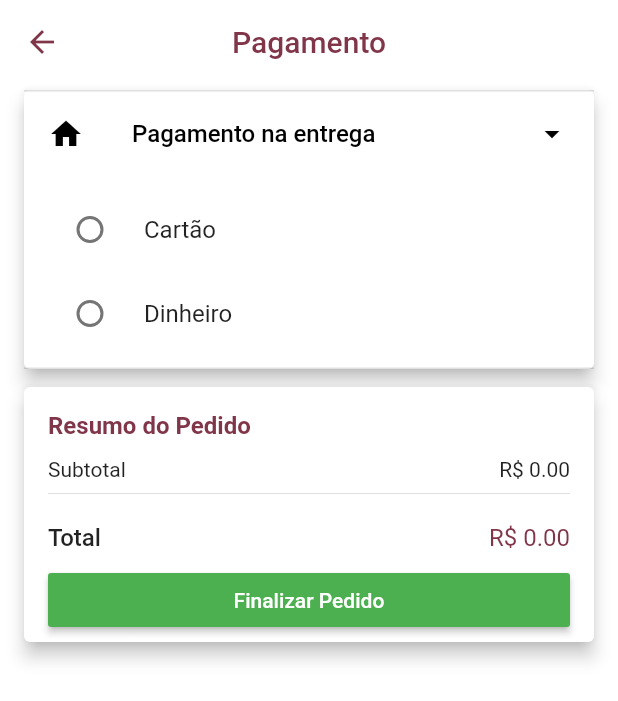
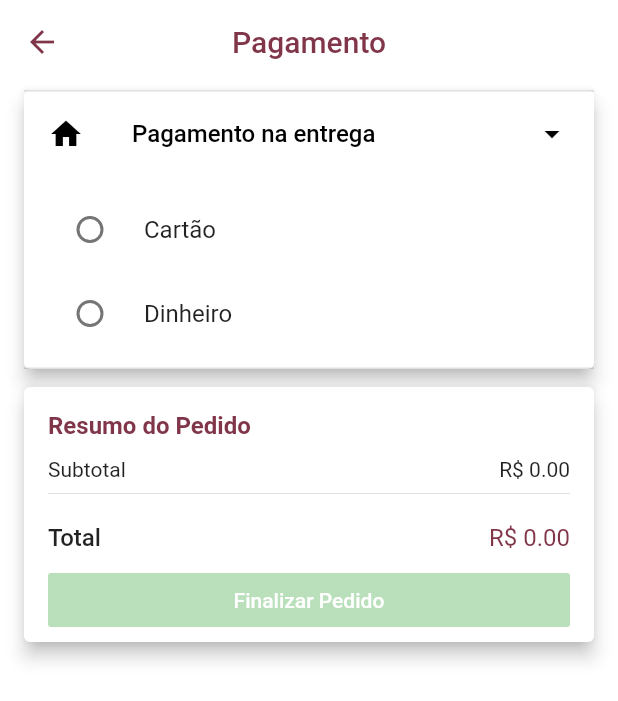
Before and after one commit to AdalbertoMaranhao/etafome, a Flutter app: the CheckoutScreen screen opened by its route, on a phone screen of 412 x 824 dp. Shown: the top 701 px of the screen. Run offline on Flutter 3.47's test engine with Material 2 defaults, Android fonts, the light colour scheme and no system bars; our stand-ins replace brasil_fields, carousel_pro, cloud_firestore, cloud_functions, dio, firebase_auth and 15 more; missing offline and left inert: alphabet_list_scroll_view, cpf_cnpj_validator, credit_card_type_detector, map_launcher; accounts and stored records are empty; network calls fail.

Commit message:
validação do pagamento pra finalizar o pedido, validação das observações no pedido, add campo de troco

```diff
--- a/lib/common/order_tile/order_tile.dart
+++ b/lib/common/order_tile/order_tile.dart
@@ -125,6 +125,8 @@ class OrderTile extends StatelessWidget {
                         style: const TextStyle(color: Colors.black),
                       ) ,
                       Text(order.deliveryType, style: const TextStyle(color: Colors.black)),
+                      if(order.troco != null)
+                        Text("Troco: ${order.troco}"),
                     ],
                   ),
                   if(order.status == Status.transporting)
--- a/lib/models/cart_manager.dart
+++ b/lib/models/cart_manager.dart
@@ -19,6 +19,7 @@ class CartManager extends ChangeNotifier{
 
   bool deliveryType = false;
   String paymentMethod;
+  String troco;
 
   User user;
   Address address;
--- a/lib/models/order.dart
+++ b/lib/models/order.dart
@@ -3,9 +3,7 @@ import 'package:flutter/cupertino.dart';
 import 'package:lojavirtual/models/address.dart';
 import 'package:lojavirtual/models/cart_manager.dart';
 import 'package:lojavirtual/models/cart_product.dart';
-import 'package:lojavirtual/models/store.dart';
-import 'package:lojavirtual/models/stores_manager.dart';
-import 'package:lojavirtual/services/cielo_payment.dart';
+
 
 enum Status {canceled, waiting, preparing, transporting, delivered}
 
@@ -17,6 +15,7 @@ class Order {
     userId = cartManager.user.id;
     userName = cartManager.user.name;
     address = cartManager.address;
+    troco = cartManager.troco;
     status = Status.waiting;
     if(!cartManager.deliveryType) {
       deliveryType = "Receber em Casa";
@@ -39,6 +38,7 @@ class Order {
     }).toList();
     price = doc.data['price'] as num;
     userId = doc.data['user'] as String;
+    troco = doc.data['troco'] as String;
     userName = doc.data['userName'] as String;
     address = Address.fromMap(doc.data['address'] as Map<String, dynamic>);
     date = doc.data['date'] as Timestamp;
@@ -57,6 +57,7 @@ class Order {
   String payId;
   String deliveryType;
   String paymentMethod;
+  String troco;
 
 
   List<CartProduct> items;
@@ -97,6 +98,7 @@ class Order {
         'status': status.index,
         'date': Timestamp.now(),
         'payId': payId,
+        'troco': troco,
         'deliveryType': deliveryType,
         'paymentMethod': paymentMethod,
       }
--- a/lib/screens/checkout/checkout_screen.dart
+++ b/lib/screens/checkout/checkout_screen.dart
@@ -3,12 +3,8 @@ import 'package:lojavirtual/common/price_card.dart';
 import 'package:lojavirtual/models/cart_manager.dart';
 import 'package:lojavirtual/models/checkout_manager.dart';
 import 'package:lojavirtual/models/credit_card.dart';
-import 'package:lojavirtual/screens/checkout/components/cpf_field.dart';
-import 'package:lojavirtual/screens/checkout/components/credit_card_widget.dart';
-import 'package:lojavirtual/screens/checkout/components/cupom_card.dart';
 import 'package:lojavirtual/screens/checkout/components/delivery_payment_card.dart';
 import 'package:provider/provider.dart';
-import 'package:shared_preferences/shared_preferences.dart';
 
 class CheckoutScreen extends StatelessWidget {
 
@@ -73,9 +69,26 @@ class CheckoutScreen extends StatelessWidget {
                     // if(cartManager.paymentMethod == null)
                     //   CpfField(),
                     DeliveryPaymentCard(),
+                    if(cartManager.paymentMethod == "money")
+                      Card(
+                        elevation: 5,
+                        margin: const EdgeInsets.symmetric(horizontal: 16, vertical: 4),
+                        child: Padding(
+                          padding: const EdgeInsets.all(8),
+                          child: TextFormField(
+                            decoration: const InputDecoration(
+                              border: OutlineInputBorder(),
+                              hintText: "Precisa de Troco?",
+                            ),
+                            onChanged: (troco){
+                              cartManager.troco = troco;
+                            },
+                          ),
+                        ),
+                      ),
                     PriceCard(
                       buttonText: 'Finalizar Pedido',
-                      onPressed: () {
+                      onPressed: cartManager.paymentMethod == null ? null : () {
                         if (formKey.currentState.validate()) {
                           formKey.currentState.save();
 
```
Also changed, not shown: lib/screens/product/product_screen.dart (+10 -2 lines).
